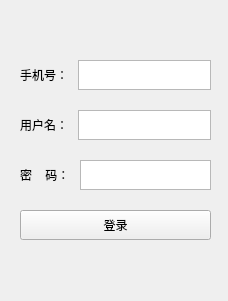
Old version of the form ui/login.ui in the repository zhangdalin/MeetEx.
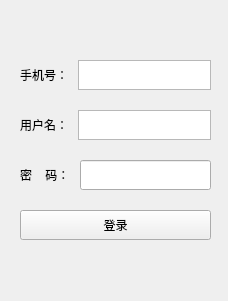
New version of the form.

```diff
--- a/ui/login.ui
+++ b/ui/login.ui
@@ -78,13 +78,16 @@
        </widget>
       </item>
       <item>
-       <widget class="QTextEdit" name="passwordEextEdit">
+       <widget class="QLineEdit" name="passwordTextEdit">
         <property name="maximumSize">
          <size>
           <width>16777215</width>
           <height>30</height>
          </size>
         </property>
+        <property name="echoMode">
+         <enum>QLineEdit::Password</enum>
+        </property>
        </widget>
       </item>
      </layout>
```
